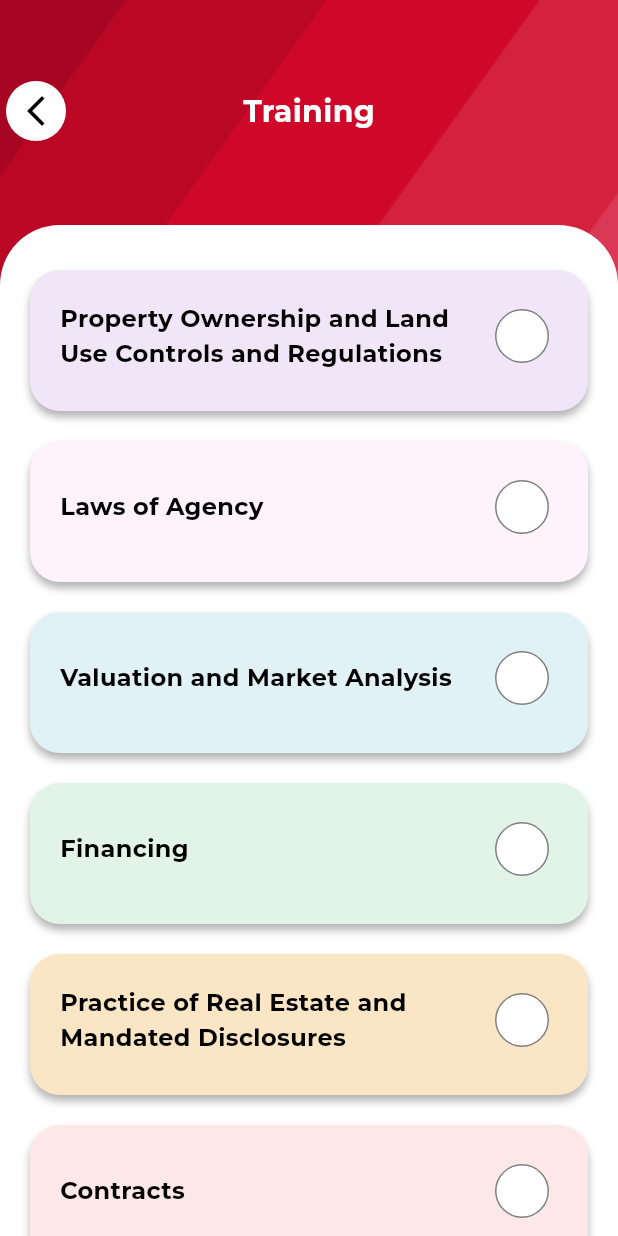
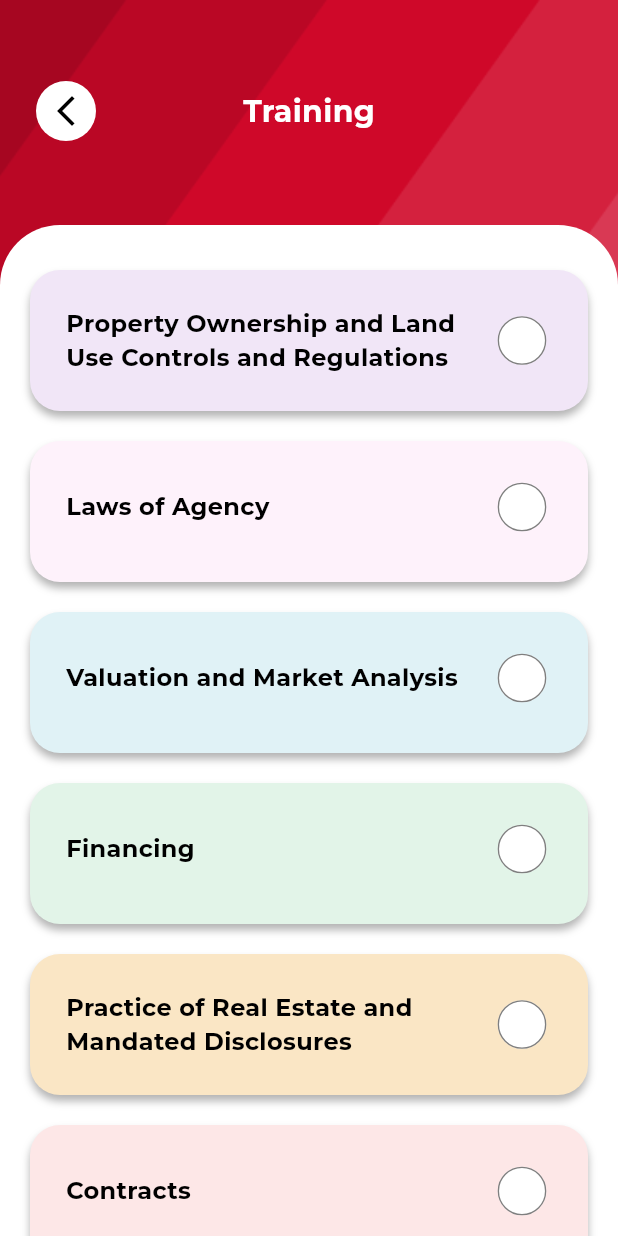
Before and after one commit to Darwynkjoy/CCO_test, a Flutter app: the Trainingpage1 screen opened directly, on a phone screen of 412 x 824 dp. Run offline on Flutter 3.47's test engine with Material 3 defaults, Android fonts, the phone set to English and light mode, and no system bars; our stand-ins replace get; project files that could hold a hidden picture were left out.

Commit message:
Daily Testing

```diff
--- a/lib/create_account/add_acc_bill.dart
+++ b/lib/create_account/add_acc_bill.dart
@@ -97,6 +97,7 @@ class _BillCreateState extends State<BillCreate> {
                               (index) {
                                 final plan = controller.plans[index];
                                 return Container(
+                                  width: 600,
                                   margin: const EdgeInsets.only(bottom: 20),
                                   decoration: BoxDecoration(
                                     borderRadius: BorderRadius.circular(20),
@@ -150,7 +151,7 @@ class _BillCreateState extends State<BillCreate> {
 
                           Container(
                               height: 175,
-                              width: double.infinity,
+                              width: 600,
                               decoration: BoxDecoration(
                                 boxShadow: [
                                   // the card shadow
@@ -207,7 +208,7 @@ class _BillCreateState extends State<BillCreate> {
                           // The Card
                           Container(
                               height: 555,
-                              width: double.infinity,
+                              width: 600,
                               decoration: BoxDecoration(
                                 boxShadow: [
                                   // the card shadow
--- a/lib/main.dart
+++ b/lib/main.dart
@@ -16,7 +16,7 @@ class MyApp extends StatelessWidget {
   Widget build(BuildContext context) {
     return MaterialApp(
       debugShowCheckedModeBanner: false,
-      home: Trainingpage1(),
+      home: Accountcreate(),
     );
   }
 }
--- a/lib/training_pages/page_1.dart
+++ b/lib/training_pages/page_1.dart
@@ -30,6 +30,7 @@ class _Trainingpage1State extends State<Trainingpage1> {
             // Back Button
             Positioned(
               top: 50,
+              left: 20,
               child:
                   IconButton(
                     onPressed: () {},
@@ -91,6 +92,7 @@ class _Trainingpage1State extends State<Trainingpage1> {
                                     final plan = controller.plans[index];
                                     return Container(
                                       height: 94,
+                                      width: 600,
                                       margin: const EdgeInsets.only(bottom: 20),//spacing between the grid items
                                       decoration: BoxDecoration(
                                         boxShadow: [
@@ -109,6 +111,8 @@ class _Trainingpage1State extends State<Trainingpage1> {
                                           Row(
                                             children: [
                                               Expanded(
+                                                child: Padding(
+                                                  padding: const EdgeInsets.all(4.0),
                                                   child: Text(
                                                     plan['description']!,
                                                     style: const TextStyle(
@@ -122,8 +126,9 @@ class _Trainingpage1State extends State<Trainingpage1> {
                                                     softWrap: true,
                                                   ),
                                                 ),
+                                              ),
                                               Obx(() => Transform.scale(
-                                                scale: 2.0,
+                                                scale: 1.8,
                                                 child: Checkbox(
                                                   shape: RoundedRectangleBorder(borderRadius: BorderRadius.circular(10)),
                                                   side: const BorderSide(color: Color(0xFF7F7F7F), width: 0.5),
@@ -146,7 +151,11 @@ class _Trainingpage1State extends State<Trainingpage1> {
                                 ),
                               ),
 
-                              SizedBox(height: 10,),
+                              SizedBox(
+                                height: 50,
+                              ),
+
+
 
                             // Submit button.
                               SizedBox(
```
Lines whose indentation alone changed are shown as unchanged.
